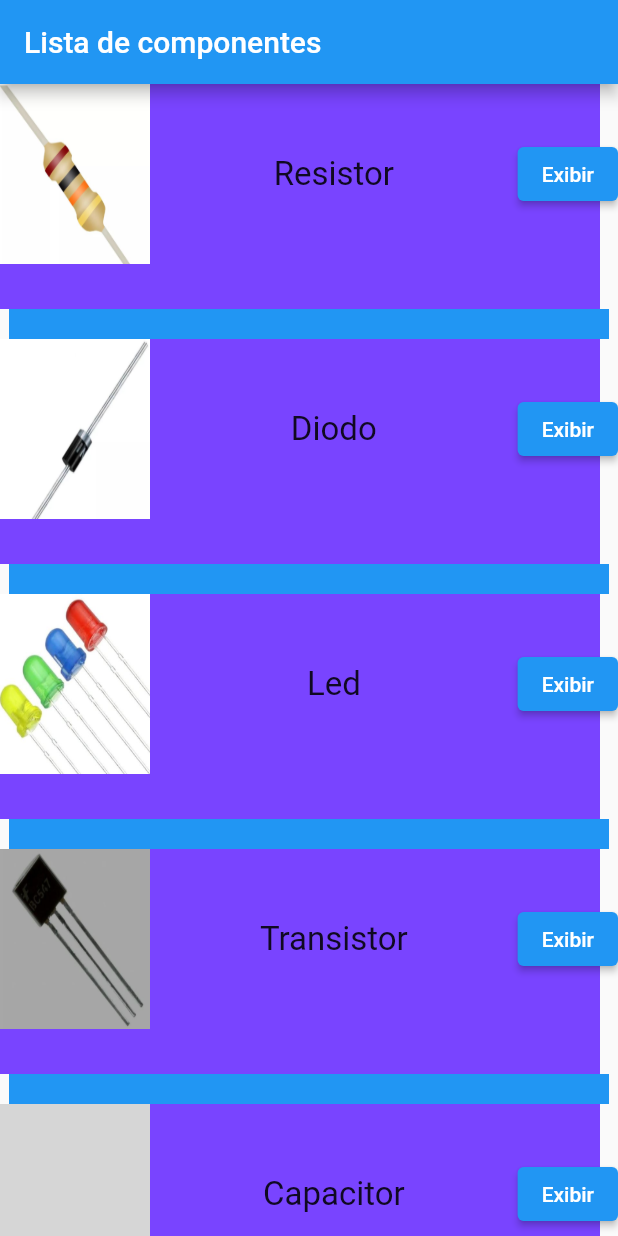
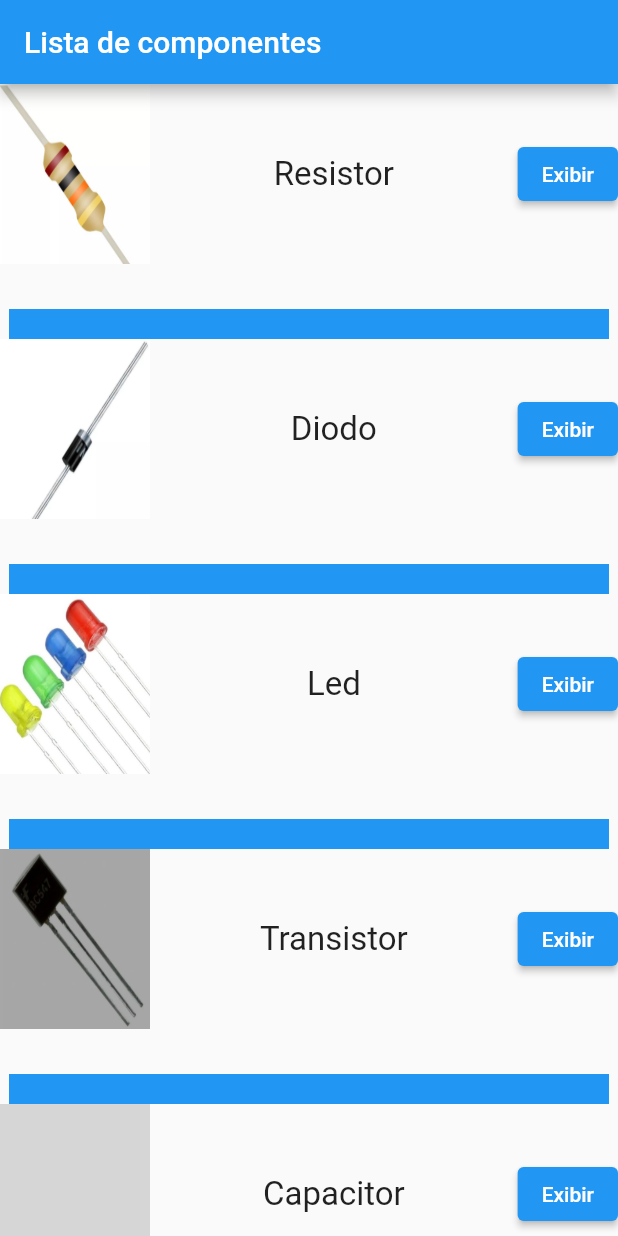
Before and after one commit to danielvieira95/DESM1, a Flutter app: the screen it shows after launch, on a phone screen of 412 x 824 dp. Run offline on Flutter 3.47's test engine with Material 2 defaults, Android fonts, the phone set to English and light mode, and no system bars; grey boxes are pictures that could not be loaded.

Commit message:
Alteração de cor

```diff
--- a/Codigos/Aplicativos_TurmaA/Aula13_turmaA/app_lista_componentes/lib/main.dart
+++ b/Codigos/Aplicativos_TurmaA/Aula13_turmaA/app_lista_componentes/lib/main.dart
@@ -31,7 +31,7 @@ class ListaComponente extends StatelessWidget {
       children: [
         Stack(children: [
           Container(
-            color: const Color.fromARGB(255, 121, 68, 255),
+            color: Colors.transparent,
             width: 400,
             height: 150,
           ),
```
